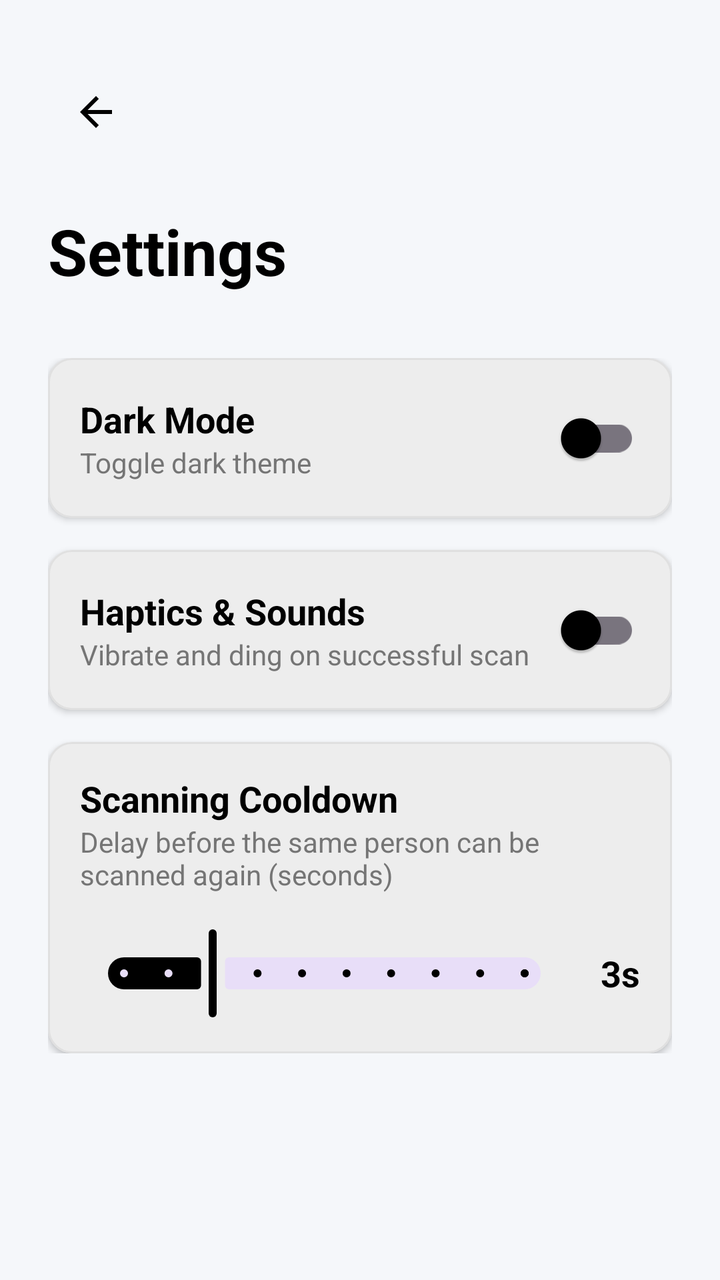
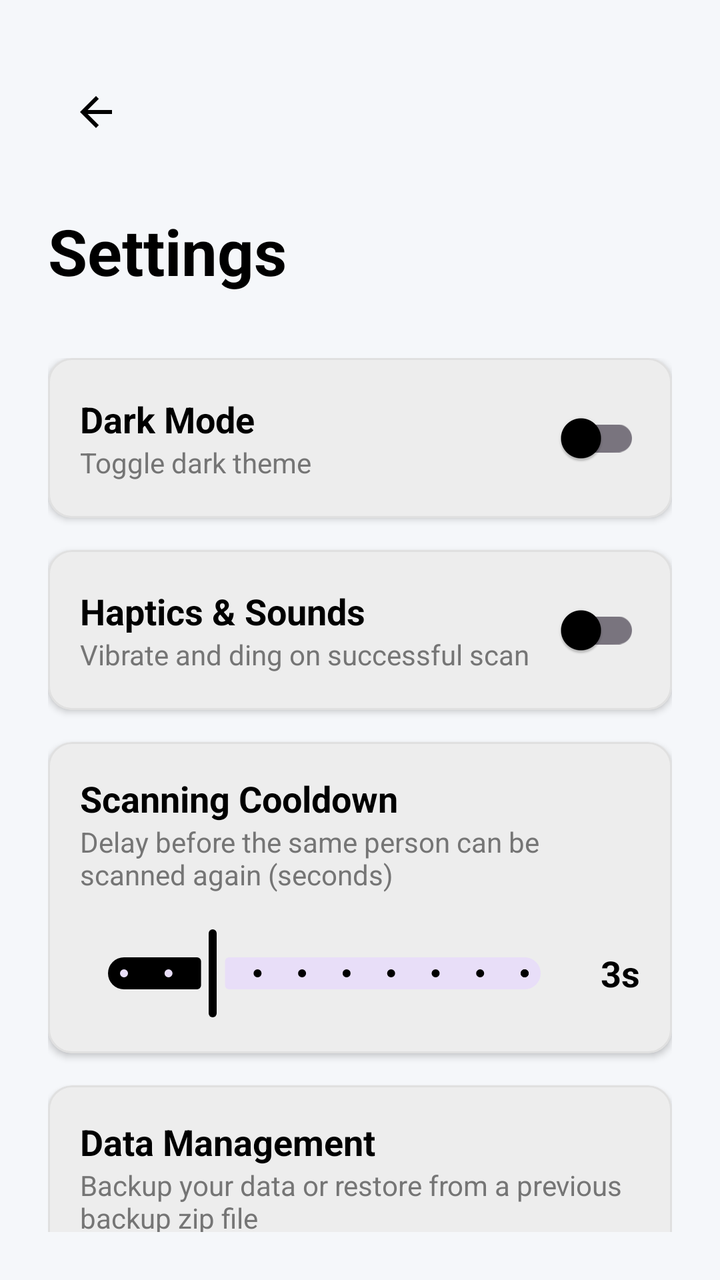

The first picture is an Android layout as it rendered before a commit; the second is the same layout after the commit. The layout source and the unified diff follow.
<!-- AndroidManifest.xml: application theme Theme.FaceRecognitionImages -->
<!-- res/layout/activity_settings.xml -->
<?xml version="1.0" encoding="utf-8"?>
<androidx.constraintlayout.widget.ConstraintLayout xmlns:android="http://schemas.android.com/apk/res/android"
    xmlns:app="http://schemas.android.com/apk/res-auto"
    android:layout_width="match_parent"
    android:layout_height="match_parent"
    android:background="@color/windowBackground"
    android:padding="24dp">

    <ImageButton
        android:id="@+id/btnBack"
        android:layout_width="48dp"
        android:layout_height="48dp"
        android:background="?attr/selectableItemBackgroundBorderless"
        android:src="@drawable/ic_baseline_arrow_back_24"
        app:tint="@color/black"
        app:layout_constraintStart_toStartOf="parent"
        app:layout_constraintTop_toTopOf="parent"
        android:layout_marginTop="8dp"/>

    <TextView
        android:id="@+id/settingsTitle"
        android:layout_width="wrap_content"
        android:layout_height="wrap_content"
        android:layout_marginTop="24dp"
        android:text="Settings"
        android:textColor="@color/black"
        android:textSize="32sp"
        android:textStyle="bold"
        app:layout_constraintStart_toStartOf="parent"
        app:layout_constraintTop_toBottomOf="@id/btnBack" />

    <LinearLayout
        android:layout_width="match_parent"
        android:layout_height="wrap_content"
        android:orientation="vertical"
        android:layout_marginTop="32dp"
        app:layout_constraintTop_toBottomOf="@id/settingsTitle">

        
        <com.google.android.material.card.MaterialCardView
            android:layout_width="match_parent"
            android:layout_height="wrap_content"
            app:cardBackgroundColor="@color/surfaceColor"
            app:cardCornerRadius="12dp"
            app:cardElevation="2dp"
            app:strokeColor="@color/borderColor"
            app:strokeWidth="1dp"
            android:layout_marginBottom="16dp">

            <LinearLayout
                android:layout_width="match_parent"
                android:layout_height="wrap_content"
                android:orientation="horizontal"
                android:gravity="center_vertical"
                android:padding="16dp">

                <LinearLayout
                    android:layout_width="0dp"
                    android:layout_height="wrap_content"
                    android:layout_weight="1"
                    android:orientation="vertical">

                    <TextView
                        android:layout_width="wrap_content"
                        android:layout_height="wrap_content"
                        android:text="Dark Mode"
                        android:textColor="@color/black"
                        android:textSize="18sp"
                        android:textStyle="bold" />

                    <TextView
                        android:layout_width="wrap_content"
                        android:layout_height="wrap_content"
                        android:text="Toggle dark theme"
                        android:textColor="@color/textColorSecondary"
                        android:textSize="14sp" />
                </LinearLayout>

                <com.google.android.material.switchmaterial.SwitchMaterial
                    android:id="@+id/switchTheme"
                    android:layout_width="wrap_content"
                    android:layout_height="wrap_content" />
            </LinearLayout>
        </com.google.android.material.card.MaterialCardView>

        
        <com.google.android.material.card.MaterialCardView
            android:layout_width="match_parent"
            android:layout_height="wrap_content"
            app:cardBackgroundColor="@color/surfaceColor"
            app:cardCornerRadius="12dp"
            app:cardElevation="2dp"
            app:strokeColor="@color/borderColor"
            app:strokeWidth="1dp"
            android:layout_marginBottom="16dp">

            <LinearLayout
                android:layout_width="match_parent"
                android:layout_height="wrap_content"
                android:orientation="horizontal"
                android:gravity="center_vertical"
                android:padding="16dp">

                <LinearLayout
                    android:layout_width="0dp"
                    android:layout_height="wrap_content"
                    android:layout_weight="1"
                    android:orientation="vertical">

                    <TextView
                        android:layout_width="wrap_content"
                        android:layout_height="wrap_content"
                        android:text="Haptics &amp; Sounds"
                        android:textColor="@color/black"
                        android:textSize="18sp"
                        android:textStyle="bold" />

                    <TextView
                        android:layout_width="wrap_content"
                        android:layout_height="wrap_content"
                        android:text="Vibrate and ding on successful scan"
                        android:textColor="@color/textColorSecondary"
                        android:textSize="14sp" />
                </LinearLayout>

                <com.google.android.material.switchmaterial.SwitchMaterial
                    android:id="@+id/switchHaptics"
                    android:layout_width="wrap_content"
                    android:layout_height="wrap_content" />
            </LinearLayout>
        </com.google.android.material.card.MaterialCardView>

        
        <com.google.android.material.card.MaterialCardView
            android:layout_width="match_parent"
            android:layout_height="wrap_content"
            app:cardBackgroundColor="@color/surfaceColor"
            app:cardCornerRadius="12dp"
            app:cardElevation="2dp"
            app:strokeColor="@color/borderColor"
            app:strokeWidth="1dp">

            <LinearLayout
                android:layout_width="match_parent"
                android:layout_height="wrap_content"
                android:orientation="vertical"
                android:padding="16dp">

                <TextView
                    android:layout_width="wrap_content"
                    android:layout_height="wrap_content"
                    android:text="Scanning Cooldown"
                    android:textColor="@color/black"
                    android:textSize="18sp"
                    android:textStyle="bold" />

                <TextView
                    android:layout_width="wrap_content"
                    android:layout_height="wrap_content"
                    android:text="Delay before the same person can be scanned again (seconds)"
                    android:textColor="@color/textColorSecondary"
                    android:textSize="14sp"
                    android:layout_marginBottom="16dp" />
                    
                <LinearLayout
                    android:layout_width="match_parent"
                    android:layout_height="wrap_content"
                    android:orientation="horizontal"
                    android:gravity="center_vertical">
                    
                    <com.google.android.material.slider.Slider
                        android:id="@+id/sliderCooldown"
                        android:layout_width="0dp"
                        android:layout_height="wrap_content"
                        android:layout_weight="1"
                        android:valueFrom="1.0"
                        android:valueTo="10.0"
                        android:stepSize="1.0"
                        android:value="3.0" />
                        
                    <TextView
                        android:id="@+id/tvCooldownValue"
                        android:layout_width="wrap_content"
                        android:layout_height="wrap_content"
                        android:layout_marginStart="16dp"
                        android:text="3s"
                        android:textColor="@color/black"
                        android:textSize="18sp"
                        android:textStyle="bold" />
                </LinearLayout>

            </LinearLayout>
        </com.google.android.material.card.MaterialCardView>
    </LinearLayout>

</androidx.constraintlayout.widget.ConstraintLayout>
<!-- resources referenced by this layout -->
<resources>
  <color name="black">#FF000000</color>
  <color name="borderColor">#E0E0E0</color>
  <color name="surfaceColor">#FFFFFF</color>
  <color name="textColorSecondary">#757575</color>
  <color name="windowBackground">#F5F7FA</color>
  <!-- drawable ic_baseline_arrow_back_24 (drawable) -->
  <vector xmlns:android="http://schemas.android.com/apk/res/android"
      android:width="24dp"
      android:height="24dp"
      android:viewportWidth="24"
      android:viewportHeight="24"
      android:tint="?attr/colorControlNormal">
    <path
        android:fillColor="@android:color/white"
        android:pathData="M20,11H7.83l5.59,-5.59L12,4l-8,8 8,8 1.41,-1.41L7.83,13H20v-2z"/>
  </vector>
  <style name="Theme.FaceRecognitionImages" parent="Base.Theme.FaceRecognitionImages" />
  <style name="Base.Theme.FaceRecognitionImages" parent="Theme.Material3.Light.NoActionBar">
          
          <item name="colorPrimary">@color/black</item>
          <item name="colorPrimaryVariant">@color/black</item>
          <item name="colorOnPrimary">@color/white</item>
          
          
          <item name="colorSecondary">@color/black</item>
          <item name="colorSecondaryVariant">@color/black</item>
          <item name="colorOnSecondary">@color/white</item>
          
          
          <item name="android:windowBackground">@color/white</item>
          <item name="colorSurface">@color/white</item>
          <item name="colorOnSurface">@color/black</item>
          <item name="android:textColorPrimary">@color/black</item>
          <item name="android:textColorSecondary">@color/black</item>
      </style>
  <color name="white">#FFFFFFFF</color>
</resources>

<!-- the commit's change to res/layout/activity_settings.xml (unified diff, before → after) -->
@@ -191,6 +191,74 @@
 
             </LinearLayout>
         </com.google.android.material.card.MaterialCardView>
+        
+        
+        <com.google.android.material.card.MaterialCardView
+            android:layout_width="match_parent"
+            android:layout_height="wrap_content"
+            app:cardBackgroundColor="@color/surfaceColor"
+            app:cardCornerRadius="12dp"
+            app:cardElevation="2dp"
+            app:strokeColor="@color/borderColor"
+            app:strokeWidth="1dp"
+            android:layout_marginTop="16dp">
+
+            <LinearLayout
+                android:layout_width="match_parent"
+                android:layout_height="wrap_content"
+                android:orientation="vertical"
+                android:padding="16dp">
+
+                <TextView
+                    android:layout_width="wrap_content"
+                    android:layout_height="wrap_content"
+                    android:text="Data Management"
+                    android:textColor="@color/black"
+                    android:textSize="18sp"
+                    android:textStyle="bold" />
+
+                <TextView
+                    android:layout_width="wrap_content"
+                    android:layout_height="wrap_content"
+                    android:text="Backup your data or restore from a previous backup zip file"
+                    android:textColor="@color/textColorSecondary"
+                    android:textSize="14sp"
+                    android:layout_marginBottom="16dp" />
+                    
+                <LinearLayout
+                    android:layout_width="match_parent"
+                    android:layout_height="wrap_content"
+                    android:orientation="horizontal">
+                    
+                    <com.google.android.material.button.MaterialButton
+                        android:id="@+id/btnExport"
+                        style="@style/Widget.MaterialComponents.Button.OutlinedButton"
+                        android:layout_width="0dp"
+                        android:layout_height="wrap_content"
+                        android:layout_weight="1"
+                        android:layout_marginEnd="8dp"
+                        android:text="Export"
+                        android:textColor="@color/black"
+                        app:strokeColor="@color/black"
+                        app:icon="@android:drawable/ic_menu_upload"
+                        app:iconTint="@color/black" />
+
+                    <com.google.android.material.button.MaterialButton
+                        android:id="@+id/btnImport"
+                        style="@style/Widget.MaterialComponents.Button.OutlinedButton"
+                        android:layout_width="0dp"
+                        android:layout_height="wrap_content"
+                        android:layout_weight="1"
+                        android:layout_marginStart="8dp"
+                        android:text="Import"
+                        android:textColor="@color/black"
+                        app:strokeColor="@color/black"
+                        app:icon="@android:drawable/ic_menu_revert"
+                        app:iconTint="@color/black" />
+                </LinearLayout>
+
+            </LinearLayout>
+        </com.google.android.material.card.MaterialCardView>
     </LinearLayout>
 
 </androidx.constraintlayout.widget.ConstraintLayout>
